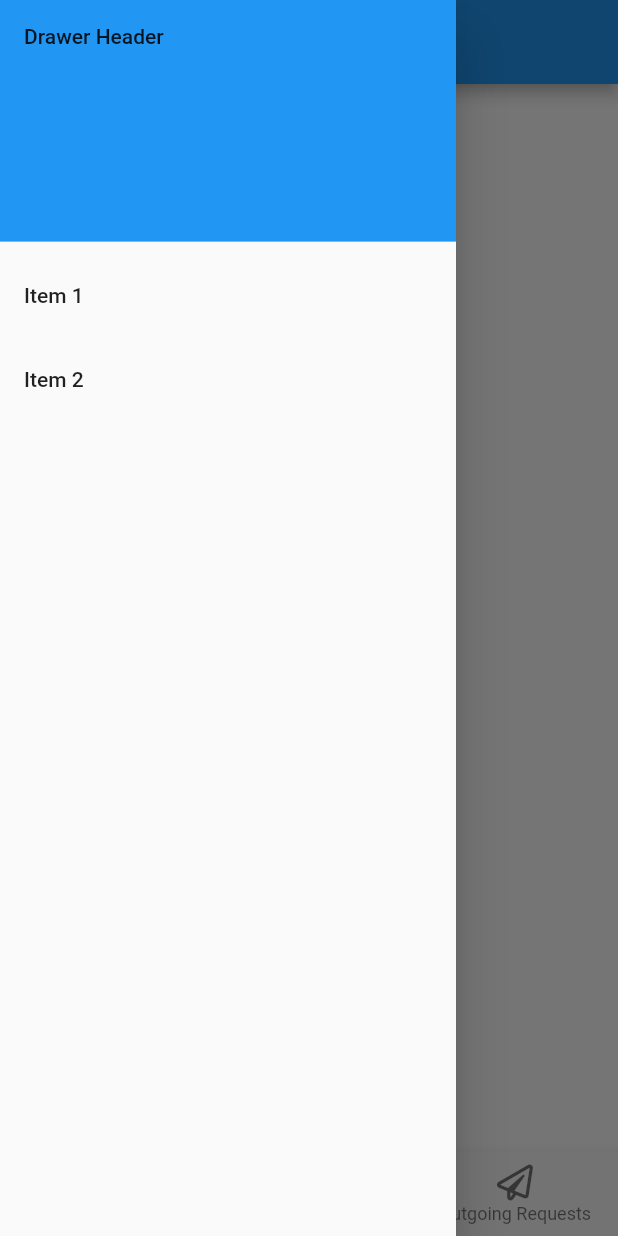
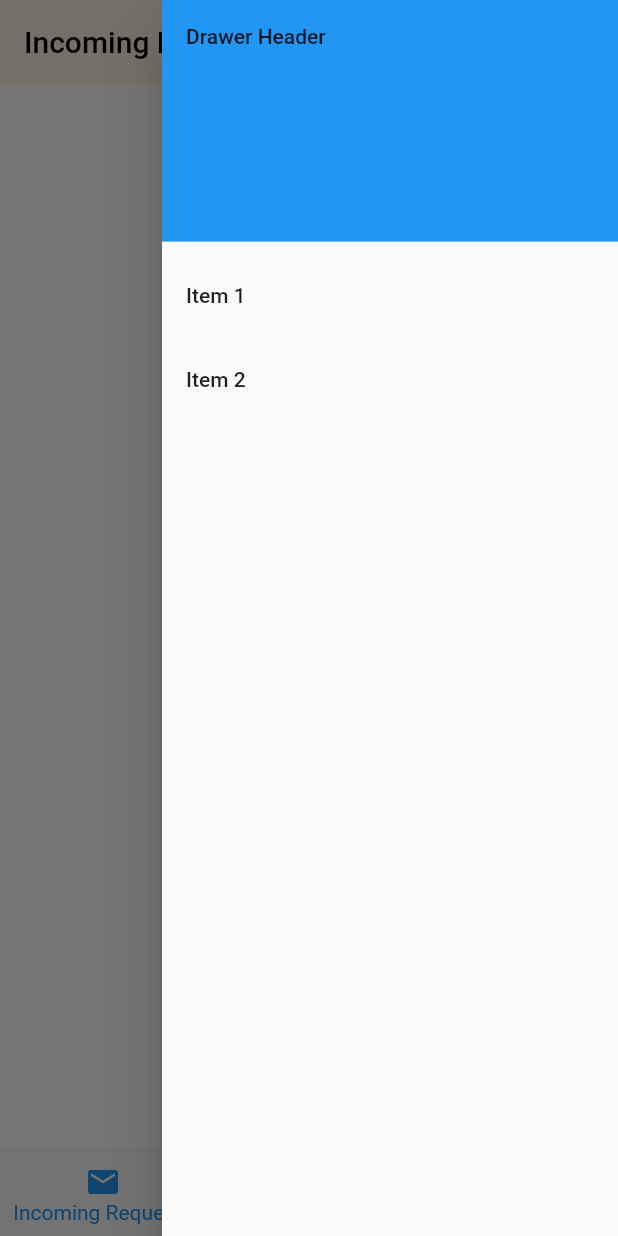
Before and after one commit to stella-yang/flutter_fff, a Flutter app: the screen it shows after launch, with the side drawer open, on a phone screen of 412 x 824 dp. Run offline on Flutter 3.47's test engine with Material 2 defaults, Android fonts, the phone set to English and light mode, and no system bars; our stand-ins replace font_awesome_flutter.

Commit message:
Configure title

```diff
--- /dev/null
+++ b/lib/filler_widget.dart
@@ -0,0 +1,14 @@
+import 'package:flutter/material.dart';
+
+class FillerWidget extends StatelessWidget {
+ final Color color;
+
+ FillerWidget(this.color);
+
+ @override
+ Widget build(BuildContext context) {
+   return Container(
+     color: color,
+   );
+ }
+}
--- a/lib/home_widget.dart
+++ b/lib/home_widget.dart
@@ -1,5 +1,5 @@
 import 'package:flutter/material.dart';
-import 'onlinefriends_widget.dart';
+import 'filler_widget.dart';
 import 'package:font_awesome_flutter/font_awesome_flutter.dart';
 
 class Home extends StatefulWidget {
@@ -12,17 +12,31 @@ class Home extends StatefulWidget {
 class _HomeState extends State<Home> {
   int _currentIndex = 0;
   final List<Widget> _children = [
-    OnlineFriendsWidget(Colors.white),
-    OnlineFriendsWidget(Colors.green),
-    OnlineFriendsWidget(Colors.blue),
+    FillerWidget(Colors.white),
+    FillerWidget(Colors.green),
+    FillerWidget(Colors.blue),
+  ];
+  final List<String> _titles = [
+    "Incoming Requests",
+    "Online Friends",
+    "Outgoing Requests",
   ];
   @override
   Widget build(BuildContext context) {
     return Scaffold(
+      backgroundColor: Color(0xffFFF5E1),
       appBar: AppBar(
-        title: Text('Free For Food?'),
+        title: Text(
+          _titles[_currentIndex],
+          style: TextStyle(
+            color: Colors.black,
+          ),
+          ),
+        backgroundColor: Color(0xffFFF5E1),
+        elevation: 0.0,
+        iconTheme: new IconThemeData(color: Colors.black),
       ),
-      drawer: Drawer(
+      endDrawer: Drawer(
         // Add a ListView to the drawer. This ensures the user can scroll
         // through the options in the drawer if there isn't enough vertical
         // space to fit everything.
--- a/lib/onlinefriends_widget.dart
+++ /dev/null
@@ -1,14 +0,0 @@
-import 'package:flutter/material.dart';
-
-class OnlineFriendsWidget extends StatelessWidget {
- final Color color;
-
- OnlineFriendsWidget(this.color);
-
- @override
- Widget build(BuildContext context) {
-   return Container(
-     color: color,
-   );
- }
-}
```
